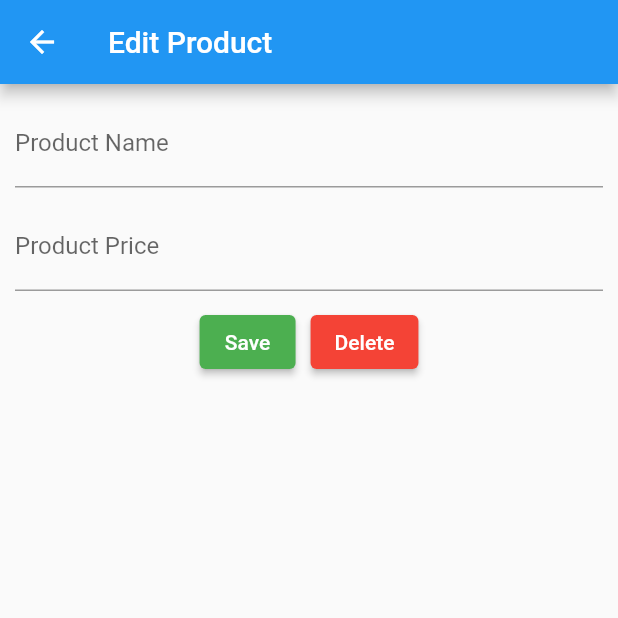
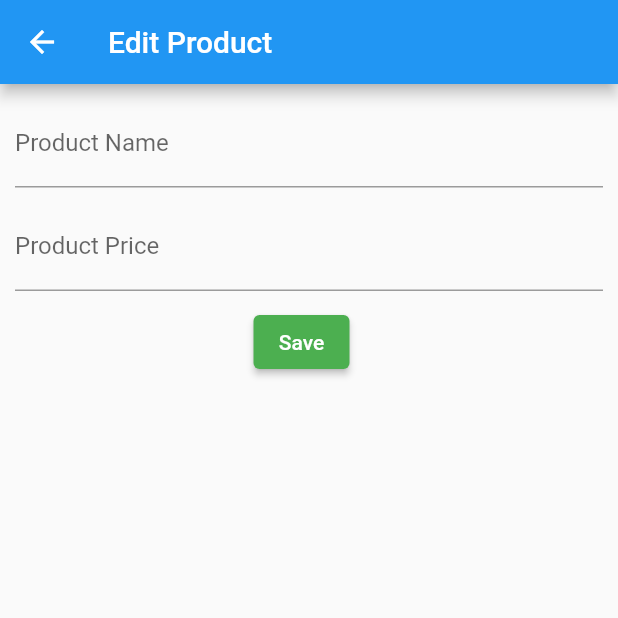
Before and after one commit to Myat-Min-Paing/flutter-crud, a Flutter app: the EditProduct screen opened directly, on a phone screen of 412 x 824 dp, the top half of it. Run offline on Flutter 3.47's test engine with Material 2 defaults, Android fonts, the phone set to English and light mode, and no system bars; our stand-ins replace cloud_firestore, firebase_core; accounts and stored records are empty.

Commit message:
error fix

```diff
--- a/lib/screens/edit_product.dart
+++ b/lib/screens/edit_product.dart
@@ -102,9 +102,11 @@ class _EditProductState extends State<EditProduct> {
                   SizedBox(
                     width: 10.0,
                   ),
-                  ElevatedButton(
-                    style:
-                        ElevatedButton.styleFrom(backgroundColor: Colors.red),
+                  widget.product == null
+                      ? Container()
+                      : ElevatedButton(
+                          style: ElevatedButton.styleFrom(
+                              backgroundColor: Colors.red),
                           onPressed: () {
                             productProvider.deleteProduct();
                             Navigator.of(context).pop();
```
Lines whose indentation alone changed are shown as unchanged.
